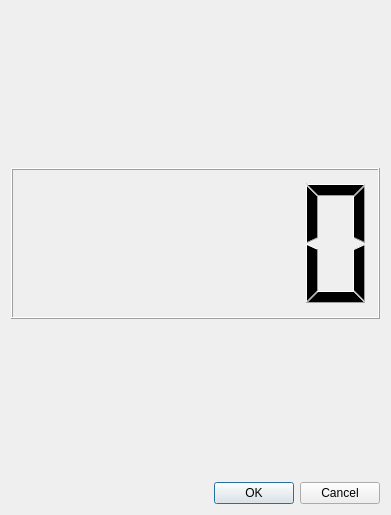
Before: the Qt Designer form idletimeout.ui in csikfer/rdpwrp, drawn with Qt 5.
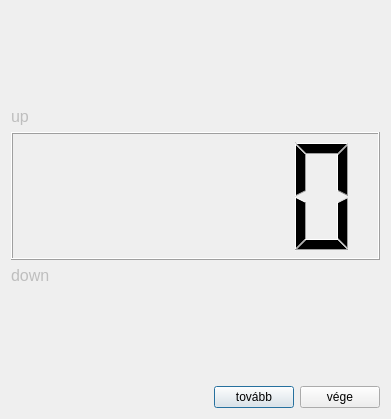
After: the same form once the commit is applied. Icons and pictures are not drawn.

Patch:
```diff
--- a/idletimeout.ui
+++ b/idletimeout.ui
@@ -7,13 +7,26 @@
     <x>0</x>
     <y>0</y>
     <width>391</width>
-    <height>515</height>
+    <height>419</height>
    </rect>
   </property>
   <property name="windowTitle">
    <string>Figyelmeztetés</string>
   </property>
   <layout class="QVBoxLayout" name="verticalLayout">
+   <item>
+    <spacer name="verticalSpacer_2">
+     <property name="orientation">
+      <enum>Qt::Vertical</enum>
+     </property>
+     <property name="sizeHint" stdset="0">
+      <size>
+       <width>20</width>
+       <height>40</height>
+      </size>
+     </property>
+    </spacer>
+   </item>
    <item>
     <widget class="QLabel" name="labelUp">
      <property name="enabled">
@@ -25,12 +38,19 @@
       </font>
      </property>
      <property name="text">
-      <string/>
+      <string>up</string>
      </property>
     </widget>
    </item>
    <item>
-    <widget class="QLCDNumber" name="lcdNumber"/>
+    <widget class="QLCDNumber" name="lcdNumber">
+     <property name="minimumSize">
+      <size>
+       <width>128</width>
+       <height>128</height>
+      </size>
+     </property>
+    </widget>
    </item>
    <item>
     <widget class="QLabel" name="labelDown">
@@ -43,22 +63,53 @@
       </font>
      </property>
      <property name="text">
-      <string/>
+      <string>down</string>
      </property>
     </widget>
    </item>
    <item>
-    <widget class="QDialogButtonBox" name="buttonBox">
-     <property name="enabled">
-      <bool>true</bool>
-     </property>
+    <spacer name="verticalSpacer">
      <property name="orientation">
-      <enum>Qt::Horizontal</enum>
+      <enum>Qt::Vertical</enum>
      </property>
-     <property name="standardButtons">
-      <set>QDialogButtonBox::Cancel|QDialogButtonBox::Ok</set>
+     <property name="sizeHint" stdset="0">
+      <size>
+       <width>20</width>
+       <height>40</height>
+      </size>
      </property>
-    </widget>
+    </spacer>
+   </item>
+   <item>
+    <layout class="QHBoxLayout" name="horizontalLayout">
+     <item>
+      <spacer name="horizontalSpacer">
+       <property name="orientation">
+        <enum>Qt::Horizontal</enum>
+       </property>
+       <property name="sizeHint" stdset="0">
+        <size>
+         <width>40</width>
+         <height>20</height>
+        </size>
+       </property>
+      </spacer>
+     </item>
+     <item>
+      <widget class="QPushButton" name="contPB">
+       <property name="text">
+        <string notr="true">tovább</string>
+       </property>
+      </widget>
+     </item>
+     <item>
+      <widget class="QPushButton" name="endPB">
+       <property name="text">
+        <string notr="true">vége</string>
+       </property>
+      </widget>
+     </item>
+    </layout>
    </item>
   </layout>
  </widget>
```
Left out of the diff: 8 changed lines with no effect on the pictures.
